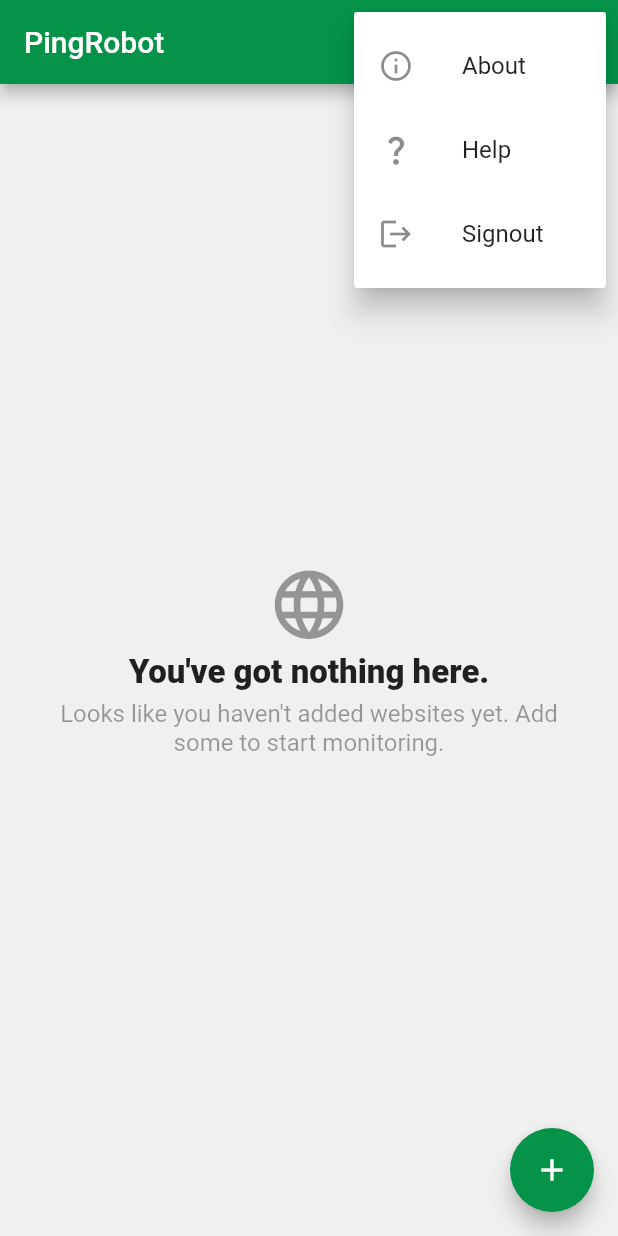
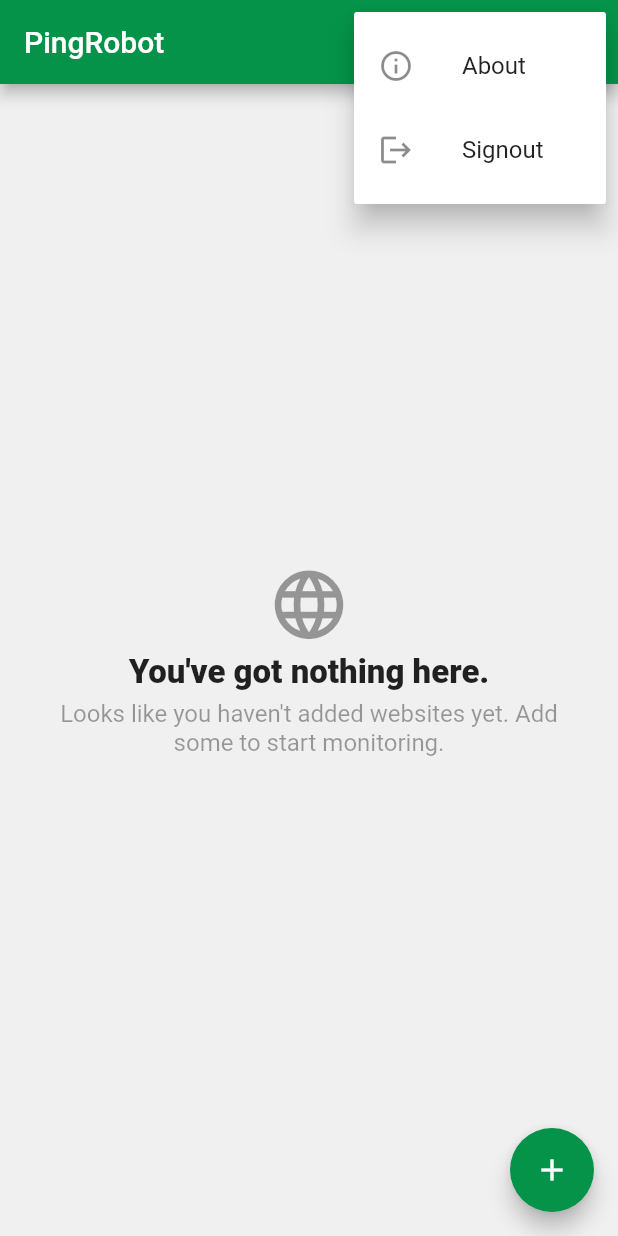
Before and after one commit to brainverse/brainverse-projects-pingrobot-app, a Flutter app: the Home screen opened directly, after a tap on the "more vert" icon, on a phone screen of 412 x 824 dp. Run offline on Flutter 3.47's test engine with Material 2 defaults, Android fonts, the phone set to English and light mode, and no system bars; drawn by our look-alikes of badges; our stand-ins replace firebase_auth, firebase_core, firebase_database, firebase_messaging, flutter_local_notifications, google_sign_in; accounts and stored records are empty.

Commit message:
implement about screen

```diff
--- a/lib/screens/home.dart
+++ b/lib/screens/home.dart
@@ -3,6 +3,7 @@
 import 'package:firebase_database/firebase_database.dart';
 import 'package:firebase_messaging/firebase_messaging.dart';
 import 'package:flutter/material.dart';
+import 'package:pingrobot/screens/about.dart';
 import 'package:pingrobot/screens/notifications.dart';
 import 'package:pingrobot/screens/signin.dart';
 import 'package:pingrobot/services/google_signin.dart';
@@ -74,7 +75,9 @@
                         MaterialPageRoute(builder: (context) => const Signin()),
                         (Route<dynamic> route) => false));
               } else if (result == 'About') {
-              } else {}
+                Navigator.of(context).push(
+                    MaterialPageRoute(builder: (context) => const About()));
+              }
             },
             itemBuilder: (BuildContext context) => <PopupMenuEntry>[
               const PopupMenuItem(
@@ -84,13 +87,13 @@
                   title: Text('About'),
                 ),
               ),
-              const PopupMenuItem(
-                value: 'Help',
-                child: ListTile(
-                  leading: Icon(Icons.question_mark),
-                  title: Text('Help'),
-                ),
-              ),
+              // const PopupMenuItem(
+              //   value: 'Help',
+              //   child: ListTile(
+              //     leading: Icon(Icons.question_mark),
+              //     title: Text('Help'),
+              //   ),
+              // ),
               const PopupMenuItem(
                 value: 'Signout',
                 child: ListTile(
```
Also changed, not shown: lib/screens/about.dart (added, +29 -0 lines).
